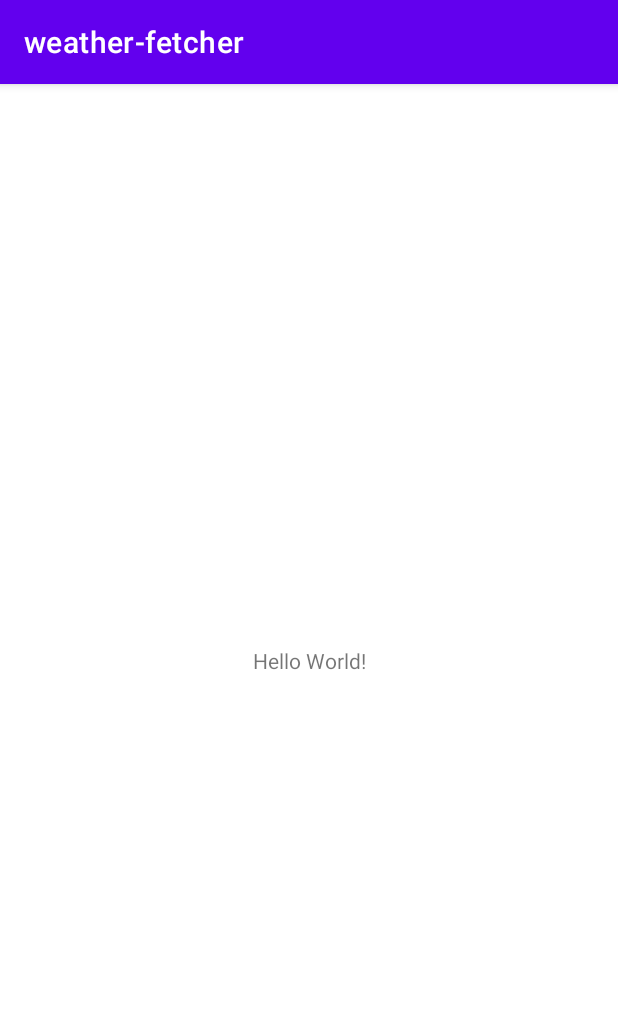
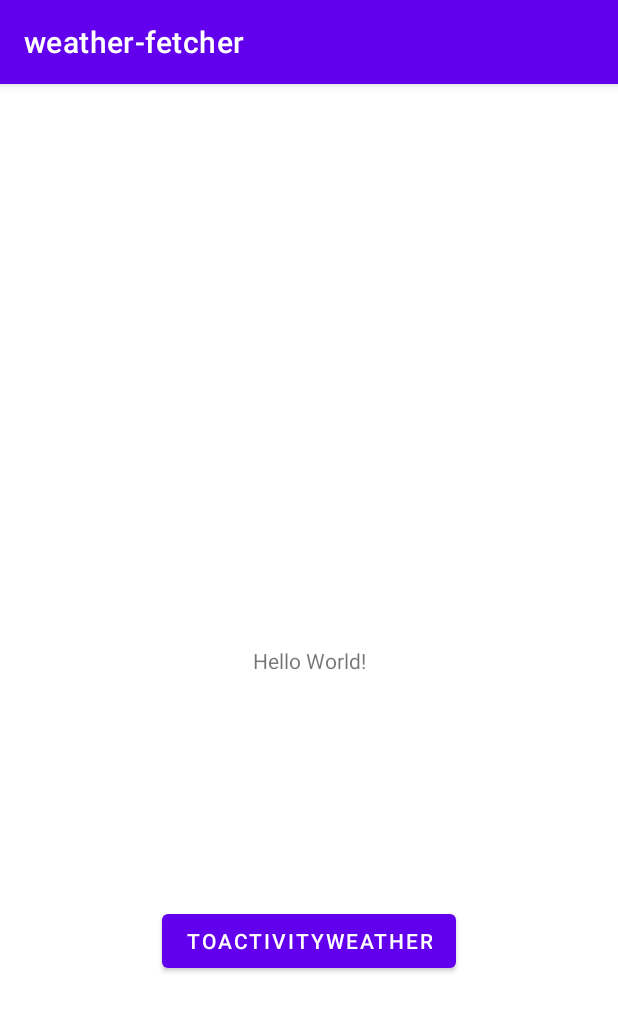
Before and after one commit to alexadler9/weather-fetcher, an Android app: the screen it shows after launch (MainActivity), on a phone screen of 412 x 824 dp. Shown: the top 1012 px of the screen. Run offline under Robolectric (Android 15) with nearby library versions, the phone set to English and light mode, and no system bars.

Commit message:
- changed sdk - created the weather screen - added the simplest output to the screen

```diff
--- a/app/build.gradle
+++ b/app/build.gradle
@@ -5,12 +5,12 @@ plugins {
 
 android {
     namespace 'com.example.weatherfetcher'
-    compileSdk 32
+    compileSdk 33
 
     defaultConfig {
         applicationId "com.example.weatherfetcher"
         minSdk 23
-        targetSdk 32
+        targetSdk 33
         versionCode 1
         versionName "1.0"
 
--- a/app/src/main/AndroidManifest.xml
+++ b/app/src/main/AndroidManifest.xml
@@ -25,6 +25,7 @@
                 android:name="android.app.lib_name"
                 android:value="" />
         </activity>
+        <activity android:name=".WeatherActivity" />
     </application>
 
 </manifest>
--- a/app/src/main/java/com/example/weatherfetcher/MainActivity.kt
+++ b/app/src/main/java/com/example/weatherfetcher/MainActivity.kt
@@ -1,11 +1,18 @@
 package com.example.weatherfetcher
 
+import android.content.Intent
+import android.os.Bundle
+import android.widget.Button
 import androidx.appcompat.app.AppCompatActivity
-import android.os.Bundle
 
 class MainActivity : AppCompatActivity() {
     override fun onCreate(savedInstanceState: Bundle?) {
         super.onCreate(savedInstanceState)
         setContentView(R.layout.activity_main)
+
+        val btnWeather = findViewById<Button>(R.id.btnWeather)
+        btnWeather.setOnClickListener {
+            Intent(this, WeatherActivity::class.java).also(::startActivity)
+        }
     }
 }
--- a/app/src/main/res/layout/activity_main.xml
+++ b/app/src/main/res/layout/activity_main.xml
@@ -7,6 +7,7 @@
     tools:context=".MainActivity">
 
     <TextView
+        android:id="@+id/tvHello"
         android:layout_width="wrap_content"
         android:layout_height="wrap_content"
         android:text="Hello World!"
@@ -15,4 +16,14 @@
         app:layout_constraintStart_toStartOf="parent"
         app:layout_constraintTop_toTopOf="parent" />
 
+    <Button
+        android:id="@+id/btnWeather"
+        android:layout_width="wrap_content"
+        android:layout_height="wrap_content"
+        android:text="toActivityWeather"
+        app:layout_constraintBottom_toBottomOf="parent"
+        app:layout_constraintLeft_toLeftOf="parent"
+        app:layout_constraintRight_toRightOf="parent"
+        app:layout_constraintTop_toTopOf="@id/tvHello" />
+
 </androidx.constraintlayout.widget.ConstraintLayout>
```
Also changed, not shown: app/src/main/java/com/example/weatherfetcher/WeatherActivity.kt (added, +19 -0 lines), app/src/main/java/com/example/weatherfetcher/WeatherPresenter.kt (added, +8 -0 lines), app/src/main/res/layout/activity_weather.xml (added, +17 -0 lines).
